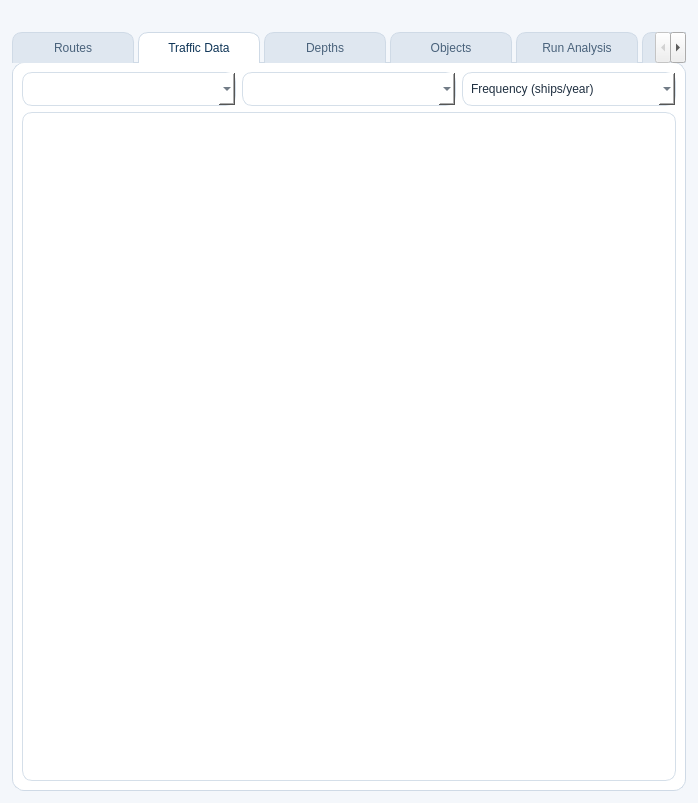
Qt form omrat_base.ui (axelande/OMRAT) before a commit.
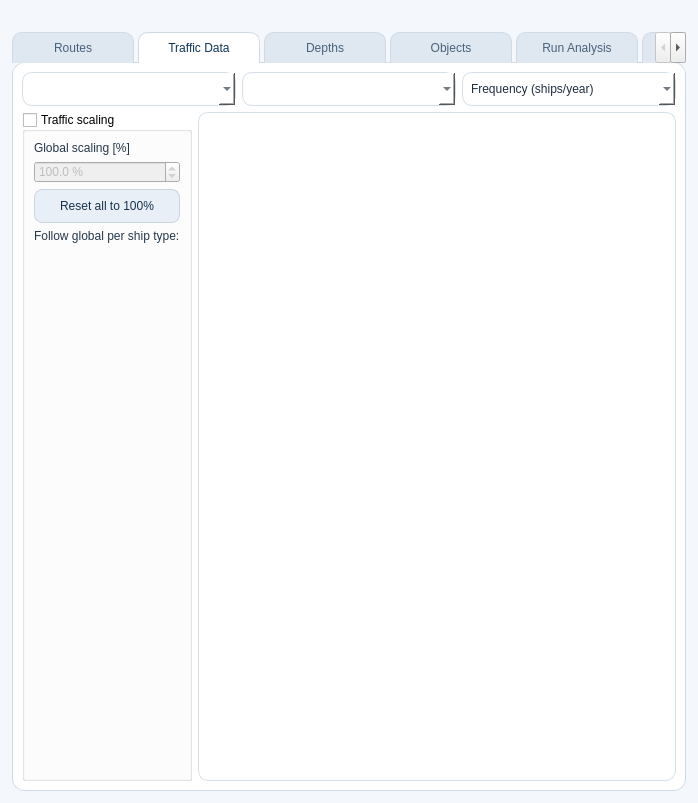
The same form after that commit. The open tabs and pages were chosen to show the change.

Commit message: Added the possibility to scale traffic and bumped to version 0.12.0

Patch:
```diff
--- a/omrat_base.ui
+++ b/omrat_base.ui
@@ -948,7 +948,121 @@
            </layout>
           </item>
           <item>
-           <widget class="QTableWidget" name="twTrafficData"/>
+           <layout class="QHBoxLayout" name="hlTrafficBody">
+            <item>
+             <widget class="QGroupBox" name="gbScalingControls">
+              <property name="sizePolicy">
+               <sizepolicy hsizetype="Fixed" vsizetype="Expanding">
+                <horstretch>0</horstretch>
+                <verstretch>0</verstretch>
+               </sizepolicy>
+              </property>
+              <property name="maximumSize">
+               <size>
+                <width>260</width>
+                <height>16777215</height>
+               </size>
+              </property>
+              <property name="toolTip">
+               <string>Traffic scaling controls.  Untick the title to collapse this panel and reclaim the space.</string>
+              </property>
+              <property name="title">
+               <string>Traffic scaling</string>
+              </property>
+              <property name="checkable">
+               <bool>true</bool>
+              </property>
+              <property name="checked">
+               <bool>false</bool>
+              </property>
+              <layout class="QVBoxLayout" name="vlScalingControlsOuter">
+               <item>
+                <widget class="QWidget" name="wScalingContent" native="true">
+                 <property name="visible">
+                  <bool>false</bool>
+                 </property>
+                 <layout class="QVBoxLayout" name="vlScalingContent">
+                  <property name="leftMargin">
+                   <number>0</number>
+                  </property>
+                  <property name="rightMargin">
+                   <number>0</number>
+                  </property>
+                  <property name="topMargin">
+                   <number>0</number>
+                  </property>
+                  <property name="bottomMargin">
+                   <number>0</number>
+                  </property>
+                  <item>
+                   <widget class="QLabel" name="lbGlobalScaling">
+                    <property name="text">
+                     <string>Global scaling [%]</string>
+                    </property>
+                   </widget>
+                  </item>
+                  <item>
+                   <widget class="QDoubleSpinBox" name="dsbGlobalTrafficScaling">
+                    <property name="toolTip">
+                     <string>Multiplier applied to Frequency for every ship-type row whose "Follow global" checkbox is ticked.  Editing a cell in the Scaling (%) view auto-unticks that row so the typed value sticks.</string>
+                    </property>
+                    <property name="suffix">
+                     <string> %</string>
+                    </property>
+                    <property name="decimals">
+                     <number>1</number>
+                    </property>
+                    <property name="minimum">
+                     <double>0.000000000000000</double>
+                    </property>
+                    <property name="maximum">
+                     <double>100000.000000000000000</double>
+                    </property>
+                    <property name="value">
+                     <double>100.000000000000000</double>
+                    </property>
+                   </widget>
+                  </item>
+                  <item>
+                   <widget class="QPushButton" name="pbResetTrafficScaling">
+                    <property name="text">
+                     <string>Reset all to 100%</string>
+                    </property>
+                   </widget>
+                  </item>
+                  <item>
+                   <widget class="QLabel" name="lbFollowGlobalHeader">
+                    <property name="text">
+                     <string>Follow global per ship type:</string>
+                    </property>
+                   </widget>
+                  </item>
+                  <item>
+                   <layout class="QVBoxLayout" name="vlFollowGlobalCheckboxes"/>
+                  </item>
+                  <item>
+                   <spacer name="verticalSpacerScalingControls">
+                    <property name="orientation">
+                     <enum>Qt::Vertical</enum>
+                    </property>
+                    <property name="sizeHint" stdset="0">
+                     <size>
+                      <width>20</width>
+                      <height>40</height>
+                     </size>
+                    </property>
+                   </spacer>
+                  </item>
+                 </layout>
+                </widget>
+               </item>
+              </layout>
+             </widget>
+            </item>
+            <item>
+             <widget class="QTableWidget" name="twTrafficData"/>
+            </item>
+           </layout>
           </item>
          </layout>
         </widget>
```
Left out of the diff: 5 changed lines with no effect on the pictures. The commit also changes 47 other files.
